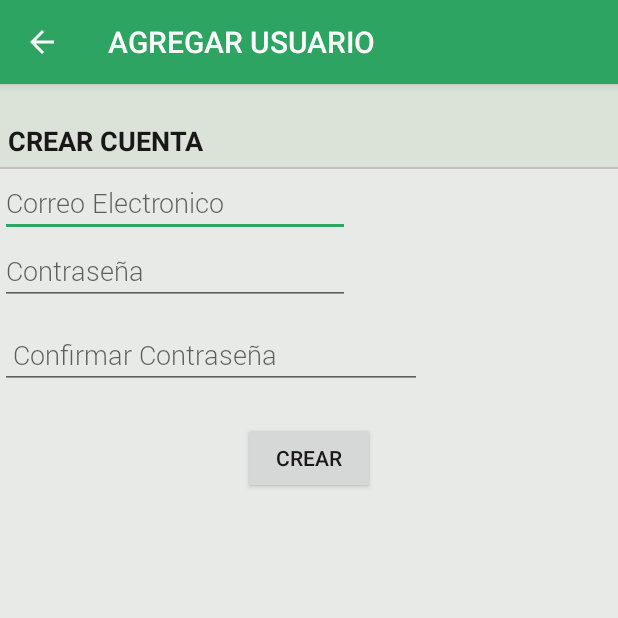
After one commit to camilonar/WTW, an Android app: the ActivityAgregarUsuario screen opened directly, with no data from a screen before it, on a phone screen of 412 x 824 dp, the top half of it. The commit adds this screen. Run offline under Robolectric (Android 15) with nearby library versions, the phone set to English and light mode, and no system bars; Roboto replaces fonts that are not available here.

Commit message:
Se Agrego la funcionalidades de agregar y actualizar el usuario

```diff
--- a/app/src/main/AndroidManifest.xml
+++ b/app/src/main/AndroidManifest.xml
@@ -59,6 +59,12 @@
             android:screenOrientation="portrait" />
         <activity android:name=".Activities.ActivityGestionUsuario"
             android:screenOrientation="portrait" />
+
+        <activity android:name=".Activities.ActivityAgregarUsuario"
+            android:screenOrientation="portrait"
+            android:windowSoftInputMode="stateVisible"/>
+
+
     </application>
 
 </manifest>
--- /dev/null
+++ b/app/src/main/java/epiphany_soft/wtw/Activities/ActivityAgregarUsuario.java
@@ -0,0 +1,95 @@
+package epiphany_soft.wtw.Activities;
+
+import android.os.Bundle;
+import android.view.View;
+import android.widget.EditText;
+
+import java.util.regex.Matcher;
+import java.util.regex.Pattern;
+
+import epiphany_soft.wtw.ActivityBase;
+import epiphany_soft.wtw.DataBase.DataBaseConnection;
+import epiphany_soft.wtw.Fonts.RobotoFont;
+import epiphany_soft.wtw.R;
+
+
+public class ActivityAgregarUsuario extends ActivityBase {
+
+    private EditText txtNombreU;
+    private EditText txtContraseniaU;
+    private EditText TxtConfirmarContraseniaU;
+
+    @Override
+    protected void onCreate(Bundle savedInstanceState) {
+        super.onCreate(savedInstanceState);
+        setContentView(R.layout.activity_agregar_usuario);
+        txtNombreU = (EditText) findViewById(R.id.TxtNombreUser);
+        txtContraseniaU= (EditText) findViewById(R.id.TxtContrasenia);
+        TxtConfirmarContraseniaU=(EditText) findViewById(R.id.TxtConfirmarContrania);
+        setTitle("AGREGAR USUARIO");
+        setSpecialFonts();
+    }
+
+   private void setSpecialFonts(){
+        txtNombreU.setTypeface(RobotoFont.getInstance(this).getTypeFace());
+        txtContraseniaU.setTypeface(RobotoFont.getInstance(this).getTypeFace());
+        TxtConfirmarContraseniaU.setTypeface(RobotoFont.getInstance(this).getTypeFace());
+    }
+
+
+    public  boolean EmailValid(String email) {
+        boolean isValid = false;
+
+        String expression = "^[\\w\\.-]+@([\\w\\-]+\\.)+[A-Z]{2,4}$";
+        CharSequence inputStr = email;
+
+        Pattern pattern = Pattern.compile(expression, Pattern.CASE_INSENSITIVE);
+        Matcher matcher = pattern.matcher(inputStr);
+        if (matcher.matches()) {
+            isValid = true;
+        }
+        return isValid;
+    }
+
+    public void onClickAgregarUsuarioNuevo(View v){
+
+        if (txtNombreU.getText().toString().equals("")) {
+            createToast("Introduzca su correo electrònico ");
+            return;
+        }
+        if (txtContraseniaU.getText().toString().equals("")){
+            createToast("Introduzca su contraseña");
+            return;
+        }
+        if (TxtConfirmarContraseniaU.getText().toString().equals("")){
+            createToast("Por favor Confirme su contrasenia");
+            return;
+        }
+        String name = txtNombreU.getText().toString();
+        boolean res= EmailValid(name);
+        String paswword = txtContraseniaU.getText().toString();
+        String paswwordnew = TxtConfirmarContraseniaU.getText().toString();
+        if (res==true){
+            if (paswword.equals(paswwordnew)){
+                DataBaseConnection db = new DataBaseConnection(this.getBaseContext());
+                boolean success = db.AgregarUsuario(name, paswword);
+                if (success) createToast("El Usuario se Creo Exitosamente");
+                else createToast("El Usuario ya se Encuentra Registrado.");
+            }
+            else {
+                txtContraseniaU.setError("Las contraseñas no coinciden");
+                TxtConfirmarContraseniaU.setError("Las contraseñas no coinciden");
+               // createToast("Por favor verifique su contrasenia");
+                return;
+            }
+
+        }
+        else{
+           // createToast("Por favor verifique su Correo Electrònico ");
+            txtNombreU.setError("Correo incorrecto");
+            return;
+
+        }
+
+    }
+}
--- a/app/src/main/java/epiphany_soft/wtw/Activities/ActivityGestionUsuario.java
+++ b/app/src/main/java/epiphany_soft/wtw/Activities/ActivityGestionUsuario.java
@@ -59,4 +59,10 @@ public class ActivityGestionUsuario extends ActivityBase {
         Intent i = new Intent(this, ActivityModificarUsuario.class);
         startActivity(i);
     }
+
+    public void onClickAgregarUsuario(View v){
+        Intent i = new Intent(this, ActivityAgregarUsuario.class);
+        startActivity(i);
+    }
+
 }
--- a/app/src/main/res/layout/activity_actualizar_serie.xml
+++ b/app/src/main/res/layout/activity_actualizar_serie.xml
@@ -50,7 +50,8 @@
                     android:textColorHint="@color/colorHintText"
                     android:textColor="@color/colorNormalText"
                     android:ems="10"
-                    android:id="@+id/txtNombreSerie" />
+                    android:id="@+id/txtNombreSerie"
+                    />
 
             </TableRow>
 
--- /dev/null
+++ b/app/src/main/res/layout/activity_agregar_usuario.xml
@@ -0,0 +1,109 @@
+<?xml version="1.0" encoding="utf-8"?>
+<LinearLayout xmlns:android="http://schemas.android.com/apk/res/android"
+    android:orientation="vertical" android:layout_width="match_parent"
+    android:layout_height="match_parent">
+
+    <ScrollView
+        android:layout_width="wrap_content"
+        android:layout_height="wrap_content"
+        android:id="@+id/scrollView" >
+
+        <TableLayout
+            android:layout_width="match_parent"
+            android:layout_height="match_parent">
+
+            <TableRow
+                android:layout_width="match_parent"
+                android:layout_height="match_parent"
+                android:background="@color/colorTable">
+
+                <TextView
+                    android:layout_width="wrap_content"
+                    android:layout_height="wrap_content"
+                    android:layout_margin="5dp"
+                    android:layout_marginTop="60dp"
+                    android:paddingTop="20dp"
+                    android:textStyle="bold"
+                    android:textAppearance="?android:attr/textAppearanceMedium"
+                    android:text="CREAR CUENTA"
+                    android:textColor="@color/colorLabelText"
+                    android:gravity="bottom"
+                    android:id="@+id/lblNombreUsuario" />
+            </TableRow>
+
+            <View
+                android:layout_width="fill_parent"
+                android:layout_height="1dp"
+                android:background="@color/colorLine"/>
+
+            <TableRow
+                android:layout_width="match_parent"
+                android:layout_height="match_parent">
+
+                <EditText
+                    android:layout_width="wrap_content"
+                    android:layout_height="wrap_content"
+                    android:inputType="textEmailAddress"
+                    android:ems="10"
+                    android:id="@+id/TxtNombreUser"
+                    android:hint="Correo Electronico" />
+
+            </TableRow>
+
+
+            <TableRow
+                android:layout_width="match_parent"
+                android:layout_height="match_parent"
+                android:background="@color/colorTable">
+
+            </TableRow>
+
+            <TableRow
+                android:layout_width="match_parent"
+                android:layout_height="match_parent">
+
+                <EditText
+                    android:layout_width="wrap_content"
+                    android:layout_height="wrap_content"
+                    android:inputType="textPassword"
+                    android:ems="10"
+                    android:id="@+id/TxtContrasenia"
+                    android:hint="Contraseña" />
+            </TableRow>
+
+            <TableRow
+                android:layout_width="match_parent"
+                android:layout_height="match_parent"
+                android:layout_margin="5dp">
+
+            </TableRow>
+
+        </TableLayout>
+    </ScrollView>
+
+    <TableRow
+        android:layout_width="match_parent"
+        android:layout_height="67dp"
+        android:weightSum="1">
+
+        <EditText
+            android:layout_width="wrap_content"
+            android:layout_height="wrap_content"
+            android:inputType="textPassword"
+            android:ems="10"
+            android:id="@+id/TxtConfirmarContrania"
+            android:hint=" Confirmar Contraseña"
+            android:layout_weight="0.27" />
+    </TableRow>
+
+    <Button
+        android:layout_width="wrap_content"
+        android:layout_height="wrap_content"
+        android:text="Crear"
+        android:id="@+id/btnCrearCuenta"
+        android:layout_gravity="center_horizontal"
+        android:onClick="onClickAgregarUsuarioNuevo"
+        android:textColor="@color/colorButtonText"
+        android:enabled="true" />
+
+</LinearLayout>
--- a/app/src/main/res/layout/activity_modificar_usuario.xml
+++ b/app/src/main/res/layout/activity_modificar_usuario.xml
@@ -50,7 +50,9 @@
                     android:textColorHint="@color/colorHintText"
                     android:textColor="@color/colorNormalText"
                     android:ems="10"
-                    android:id="@+id/txtNombreUsuario" />
+                    android:id="@+id/txtNombreUsuario"
+                    android:singleLine="true"
+                    android:enabled="false" />
 
             </TableRow>
 
```
Also changed, not shown: app/src/main/java/epiphany_soft/wtw/Activities/ActivityModificarUsuario.java (+30 -6 lines), app/src/main/java/epiphany_soft/wtw/DataBase/DataBaseConnection.java (+74 -0 lines), app/src/main/res/layout/activity_gestion_usuario.xml (+13 -0 lines).
